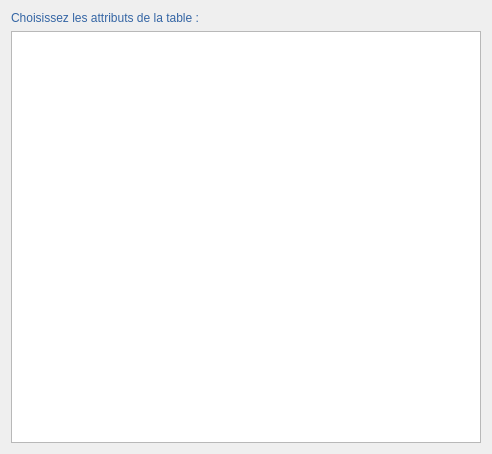
This is vectiler/gui/tile_creation/qwp_tile_generation_fields_selection.ui in JulesGrillot/plugin-qgis-geoplateforme as Qt 5 draws it before an edit. The edited form follows.
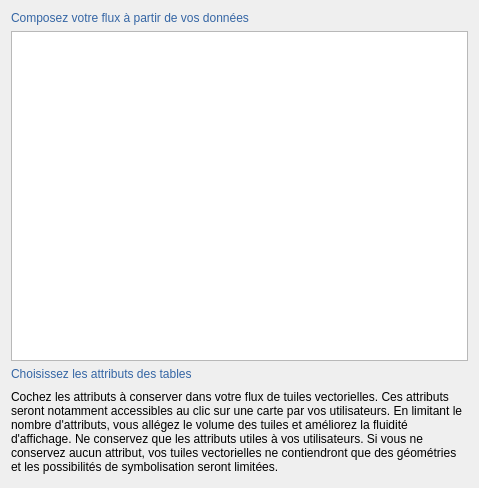
This is the edited form.

Commit message: add description from geotuileur website

What changed in the file:
```diff
--- a/vectiler/gui/tile_creation/qwp_tile_generation_fields_selection.ui
+++ b/vectiler/gui/tile_creation/qwp_tile_generation_fields_selection.ui
@@ -6,14 +6,17 @@
    <rect>
     <x>0</x>
     <y>0</y>
-    <width>492</width>
-    <height>454</height>
+    <width>479</width>
+    <height>488</height>
    </rect>
   </property>
   <property name="windowTitle">
    <string>WizardPage</string>
   </property>
-  <layout class="QGridLayout" name="gridLayout">
+  <layout class="QGridLayout" name="gridLayout" rowstretch="0,0,0,0">
+   <item row="1" column="0">
+    <widget class="QTreeView" name="tw_table_relation"/>
+   </item>
    <item row="0" column="0">
     <widget class="QLabel" name="lbl_attributes">
      <property name="maximumSize">
@@ -30,12 +33,39 @@
 color: rgb(52, 101, 164);</string>
      </property>
      <property name="text">
-      <string>Choisissez les attributs de la table :</string>
+      <string>Composez votre flux à partir de vos données</string>
      </property>
     </widget>
    </item>
-   <item row="1" column="0">
-    <widget class="QTreeView" name="tw_table_relation"/>
+   <item row="3" column="0">
+    <widget class="QLabel" name="lbl_description">
+     <property name="minimumSize">
+      <size>
+       <width>400</width>
+       <height>90</height>
+      </size>
+     </property>
+     <property name="styleSheet">
+      <string notr="true">font: 75 10pt &quot;Ubuntu Condensed&quot;;</string>
+     </property>
+     <property name="text">
+      <string>Cochez les attributs à conserver dans votre flux de tuiles vectorielles. Ces attributs seront notamment accessibles au clic sur une carte par vos utilisateurs. En limitant le nombre d'attributs, vous allégez le volume des tuiles et améliorez la fluidité d'affichage. Ne conservez que les attributs utiles à vos utilisateurs. Si vous ne conservez aucun attribut, vos tuiles vectorielles ne contiendront que des géométries et les possibilités de symbolisation seront limitées.</string>
+     </property>
+     <property name="wordWrap">
+      <bool>true</bool>
+     </property>
+    </widget>
+   </item>
+   <item row="2" column="0">
+    <widget class="QLabel" name="lbl_choose">
+     <property name="styleSheet">
+      <string notr="true">font: 75 13pt &quot;Ubuntu Condensed&quot;;
+color: rgb(52, 101, 164);</string>
+     </property>
+     <property name="text">
+      <string>Choisissez les attributs des tables</string>
+     </property>
+    </widget>
    </item>
   </layout>
  </widget>
```
